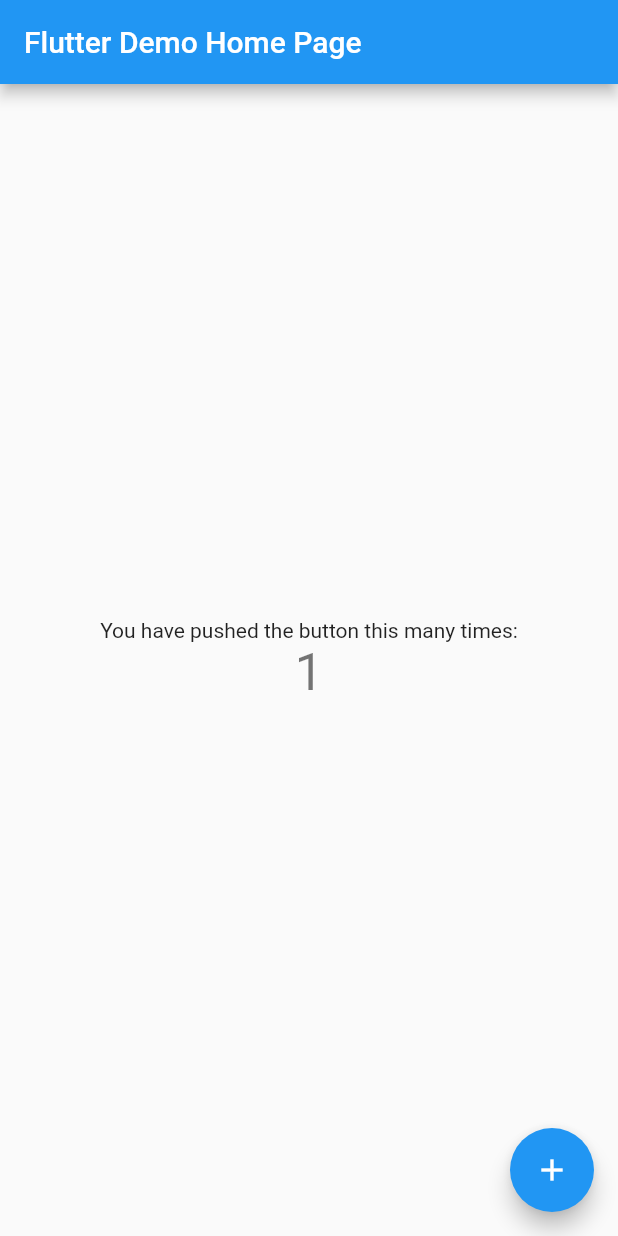
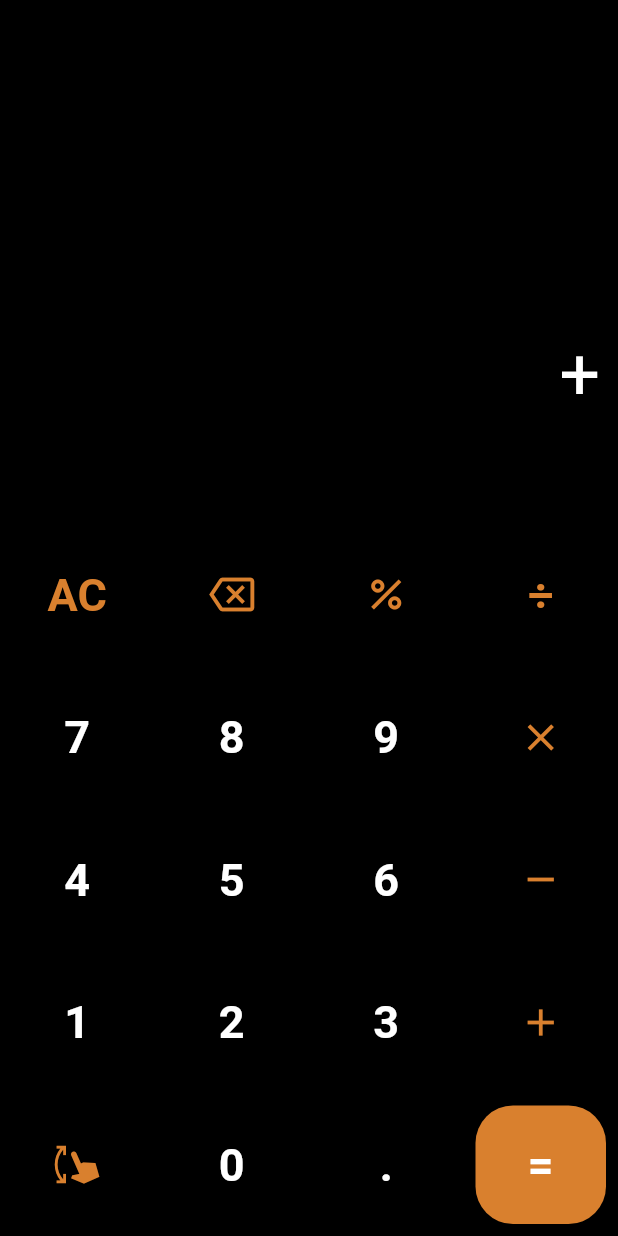
Before and after one commit to thepriyansh01/Calculator, a Flutter app: the screen it shows after launch, after a tap on the "add" icon, on a phone screen of 412 x 824 dp. Run offline on Flutter 3.47's test engine with Material 2 defaults, Android fonts, the phone set to English and light mode, and no system bars; our stand-ins replace math_expressions.

Commit message:
basic design and logic

```diff
--- /dev/null
+++ b/mycalc/lib/colors.dart
@@ -0,0 +1,5 @@
+import 'package:flutter/material.dart';
+
+const operatorColor = Color(0xffD9802E);
+const textColor = Colors.white;
+const buttonColor = Colors.black;
--- a/mycalc/lib/main.dart
+++ b/mycalc/lib/main.dart
@@ -1,8 +1,8 @@
 import 'package:flutter/material.dart';
+import 'package:math_expressions/math_expressions.dart';
+import 'package:mycalc/colors.dart';
 
-void main() {
-  runApp(const MyApp());
-}
+void main() => runApp(const MyApp());
 
 class MyApp extends StatelessWidget {
   const MyApp({super.key});
@@ -11,105 +11,201 @@
   @override
   Widget build(BuildContext context) {
     return MaterialApp(
-      title: 'Flutter Demo',
+      title: 'Scientific Calculator',
+      debugShowCheckedModeBanner: false,
       theme: ThemeData(
-        // This is the theme of your application.
-        //
-        // Try running your application with "flutter run". You'll see the
-        // application has a blue toolbar. Then, without quitting the app, try
-        // changing the primarySwatch below to Colors.green and then invoke
-        // "hot reload" (press "r" in the console where you ran "flutter run",
-        // or simply save your changes to "hot reload" in a Flutter IDE).
-        // Notice that the counter didn't reset back to zero; the application
-        // is not restarted.
+        brightness: Brightness.light,
         primarySwatch: Colors.blue,
       ),
-      home: const MyHomePage(title: 'Flutter Demo Home Page'),
+      home: const CalculatorApp(),
     );
   }
 }
 
-class MyHomePage extends StatefulWidget {
-  const MyHomePage({super.key, required this.title});
-
-  // This widget is the home page of your application. It is stateful, meaning
-  // that it has a State object (defined below) that contains fields that affect
-  // how it looks.
-
-  // This class is the configuration for the state. It holds the values (in this
-  // case the title) provided by the parent (in this case the App widget) and
-  // used by the build method of the State. Fields in a Widget subclass are
-  // always marked "final".
-
-  final String title;
+class CalculatorApp extends StatefulWidget {
+  const CalculatorApp({super.key});
 
   @override
-  State<MyHomePage> createState() => _MyHomePageState();
+  State<CalculatorApp> createState() => _CalculatorAppState();
 }
 
-class _MyHomePageState extends State<MyHomePage> {
-  int _counter = 0;
+class _CalculatorAppState extends State<CalculatorApp> {
+  double value1 = 0.0;
+  double value2 = 0.0;
+  var input = "";
+  var output = "";
+  var operation = "";
+  var hideInput = false;
+  double outputSize = 34;
+  double outputOpacity = 0.7;
 
-  void _incrementCounter() {
-    setState(() {
-      // This call to setState tells the Flutter framework that something has
-      // changed in this State, which causes it to rerun the build method below
-      // so that the display can reflect the updated values. If we changed
-      // _counter without calling setState(), then the build method would not be
-      // called again, and so nothing would appear to happen.
-      _counter++;
-    });
+  onClick(value) {
+    if (value == "AC") {
+      input = "";
+      output = "";
+    } else if (value == "back" && input.isNotEmpty) {
+      input = input.substring(0, input.length - 1);
+    } else if (value == "=") {
+      if (input.isNotEmpty) {
+        var userInput = input;
+        userInput = userInput.replaceAll("x", "*");
+        userInput = userInput.replaceAll("÷", "/");
+
+        Parser p = Parser();
+        Expression expression = p.parse(userInput);
+        ContextModel cm = ContextModel();
+        var finalValue = expression.evaluate(EvaluationType.REAL, cm);
+        output = finalValue.toString();
+        if (output.endsWith(".0")) {
+          output = output.substring(0, output.length - 2);
+        }
+        input = output;
+        hideInput = true;
+        outputSize = 52;
+        outputOpacity = 1;
+      }
+    } else {
+      if (value == "back" || value == "modechange") {
+        value = "";
+      }
+      input = input + value;
+      hideInput = false;
+      outputSize = 34;
+      outputOpacity = 0.7;
+    }
+    setState(() {});
   }
 
   @override
   Widget build(BuildContext context) {
-    // This method is rerun every time setState is called, for instance as done
-    // by the _incrementCounter method above.
-    //
-    // The Flutter framework has been optimized to make rerunning build methods
-    // fast, so that you can just rebuild anything that needs updating rather
-    // than having to individually change instances of widgets.
     return Scaffold(
-      appBar: AppBar(
-        // Here we take the value from the MyHomePage object that was created by
-        // the App.build method, and use it to set our appbar title.
-        title: Text(widget.title),
+      backgroundColor: Colors.black,
+      body: Column(
+        children: [
+          Expanded(
+              child: Container(
+            width: double.infinity,
+            padding: const EdgeInsets.all(12),
+            child: Column(
+              mainAxisAlignment: MainAxisAlignment.end,
+              crossAxisAlignment: CrossAxisAlignment.end,
+              children: [
+                Text(
+                  hideInput ? "" : input,
+                  style: const TextStyle(fontSize: 48, color: textColor),
+                ),
+                const SizedBox(
+                  height: 20,
+                ),
+                Text(
+                  output,
+                  style: TextStyle(
+                    fontSize: outputSize,
+                    color: textColor.withOpacity(outputOpacity),
+                  ),
+                ),
+              ],
+            ),
+          )),
+
+          //Button Area
+          Row(
+            children: [
+              button(text: "AC", textColor: operatorColor),
+              button(text: "back", textColor: operatorColor),
+              button(text: "%", textColor: operatorColor),
+              button(text: "÷", textColor: operatorColor),
+            ],
+          ),
+          Row(
+            children: [
+              button(text: "7"),
+              button(text: "8"),
+              button(text: "9"),
+              button(text: "x", textColor: operatorColor),
+            ],
+          ),
+          Row(
+            children: [
+              button(text: "4"),
+              button(text: "5"),
+              button(text: "6"),
+              button(text: "-", textColor: operatorColor),
+            ],
+          ),
+          Row(
+            children: [
+              button(text: "1"),
+              button(text: "2"),
+              button(text: "3"),
+              button(text: "+", textColor: operatorColor),
+            ],
+          ),
+          Row(
+            children: [
+              button(text: "modechange", textColor: operatorColor),
+              button(text: "0"),
+              button(text: "."),
+              button(text: "=", bgColor: operatorColor),
+            ],
+          ),
+        ],
       ),
-      body: Center(
-        // Center is a layout widget. It takes a single child and positions it
-        // in the middle of the parent.
-        child: Column(
-          // Column is also a layout widget. It takes a list of children and
-          // arranges them vertically. By default, it sizes itself to fit its
-          // children horizontally, and tries to be as tall as its parent.
-          //
-          // Invoke "debug painting" (press "p" in the console, choose the
-          // "Toggle Debug Paint" action from the Flutter Inspector in Android
-          // Studio, or the "Toggle Debug Paint" command in Visual Studio Code)
-          // to see the wireframe for each widget.
-          //
-          // Column has various properties to control how it sizes itself and
-          // how it positions its children. Here we use mainAxisAlignment to
-          // center the children vertically; the main axis here is the vertical
-          // axis because Columns are vertical (the cross axis would be
-          // horizontal).
-          mainAxisAlignment: MainAxisAlignment.center,
-          children: <Widget>[
-            const Text(
-              'You have pushed the button this many times:',
-            ),
-            Text(
-              '$_counter',
-              style: Theme.of(context).textTheme.headlineMedium,
-            ),
-          ],
+    );
+  }
+
+  Widget button({text, textColor = Colors.white, bgColor = buttonColor}) {
+    IconData? iconData;
+    switch (text) {
+      case '+':
+        iconData = Icons.add;
+        break;
+      case '-':
+        iconData = Icons.remove;
+        break;
+      case 'x':
+        iconData = Icons.close;
+        break;
+      case '%':
+        iconData = Icons.percent;
+        break;
+      case 'back':
+        iconData = Icons.backspace_outlined;
+        break;
+      case 'modechange':
+        iconData = Icons.swipe_vertical_sharp;
+        break;
+      default:
+        iconData = null;
+    }
+
+    return Expanded(
+      child: Container(
+        margin: const EdgeInsets.all(8),
+        child: ElevatedButton(
+          style: ElevatedButton.styleFrom(
+            shape:
+                RoundedRectangleBorder(borderRadius: BorderRadius.circular(25)),
+            padding: const EdgeInsets.all(22),
+            backgroundColor: bgColor,
+          ),
+          onPressed: () => onClick(text),
+          child: iconData != null
+              ? Icon(
+                  iconData,
+                  size: 30,
+                  color: textColor,
+                )
+              : Text(
+                  text,
+                  style: TextStyle(
+                    fontSize: 30,
+                    color: textColor,
+                    fontWeight: FontWeight.bold,
+                  ),
+                ),
         ),
       ),
-      floatingActionButton: FloatingActionButton(
-        onPressed: _incrementCounter,
-        tooltip: 'Increment',
-        child: const Icon(Icons.add),
-      ), // This trailing comma makes auto-formatting nicer for build methods.
     );
   }
 }
```
Also changed, not shown: mycalc/pubspec.yaml (+3 -4 lines), mycalc/pubspec.lock.
